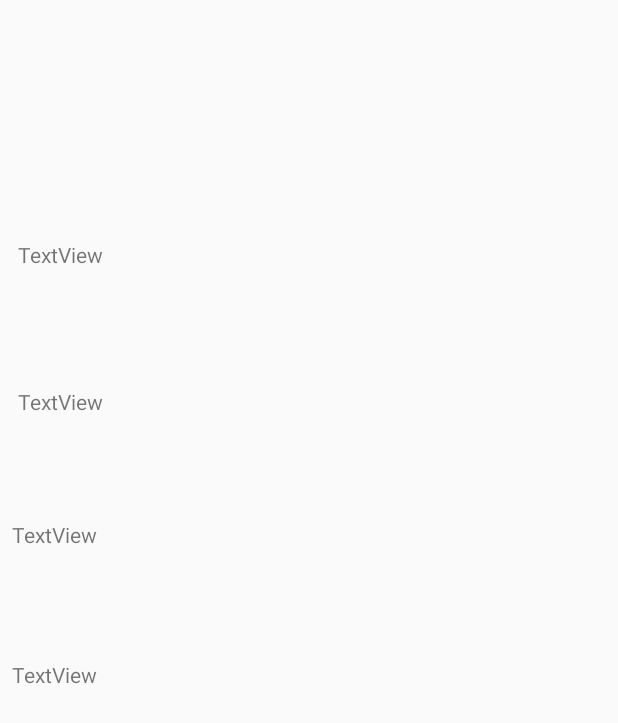
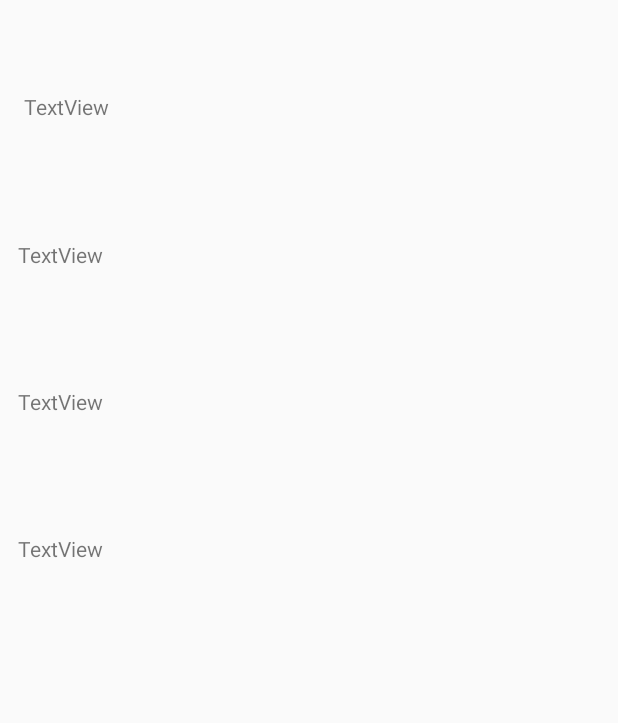
Before and after one commit to akash2237778/UPES-CSI, an Android app: the layout activity_profile.xml on its own in the app's theme, with its tools: preview values and no code run, on a phone screen of 412 x 824 dp. Shown: the top 723 px of the screen. Run offline under Robolectric (Android 15) with nearby library versions, the phone set to English and light mode, and no system bars.

```diff
--- a/app/src/main/java/com/example/googleauth/navDrawer.java
+++ b/app/src/main/java/com/example/googleauth/navDrawer.java
@@ -34,6 +34,7 @@ ImageView UserImage;
 FirebaseUser user;
 NavigationView navigationView;
 View headerView;
+Intent ProfileIntent;
 
     private FirebaseAuth firebaseAuth;
     private FirebaseAuth.AuthStateListener firebaseAuthListner;
@@ -49,6 +50,8 @@ View headerView;
         headerView=navigationView.getHeaderView(0);
 
         user=FirebaseAuth.getInstance().getCurrentUser();
+
+        ProfileIntent = new Intent(getApplicationContext() , profile.class);
 
         tname=(TextView) headerView.findViewById(R.id.txtname);
         tname.setText(user.getDisplayName()+"");
@@ -131,7 +134,7 @@ View headerView;
         int id = item.getItemId();
 
         if (id == R.id.nav_profile) {
-            // Handle the camera action
+            startActivity(ProfileIntent);
         } else if (id == R.id.nav_home) {
 
         } else if (id == R.id.nav_about) {
--- a/app/src/main/res/layout/activity_profile.xml
+++ b/app/src/main/res/layout/activity_profile.xml
@@ -18,10 +18,10 @@
         android:text="TextView"
         app:layout_constraintBottom_toBottomOf="parent"
         app:layout_constraintEnd_toEndOf="parent"
-        app:layout_constraintHorizontal_bias="0.0"
+        app:layout_constraintHorizontal_bias="0.205"
         app:layout_constraintStart_toStartOf="parent"
         app:layout_constraintTop_toTopOf="parent"
-        app:layout_constraintVertical_bias="0.583" />
+        app:layout_constraintVertical_bias="0.081" />
 
     <TextView
         android:id="@+id/textEmail"
@@ -52,10 +52,10 @@
         android:text="TextView"
         app:layout_constraintBottom_toBottomOf="parent"
         app:layout_constraintEnd_toEndOf="parent"
-        app:layout_constraintHorizontal_bias="0.0"
+        app:layout_constraintHorizontal_bias="0.102"
         app:layout_constraintStart_toStartOf="parent"
         app:layout_constraintTop_toTopOf="parent"
-        app:layout_constraintVertical_bias="0.459" />
+        app:layout_constraintVertical_bias="0.342" />
 
     <TextView
         android:id="@+id/textView"
@@ -72,5 +72,5 @@
         app:layout_constraintHorizontal_bias="0.102"
         app:layout_constraintStart_toStartOf="parent"
         app:layout_constraintTop_toTopOf="parent"
-        app:layout_constraintVertical_bias="0.342" />
+        app:layout_constraintVertical_bias="0.472" />
 </android.support.constraint.ConstraintLayout>
```
Also changed, not shown: app/src/main/java/com/example/googleauth/profile.java (+30 -2 lines).
